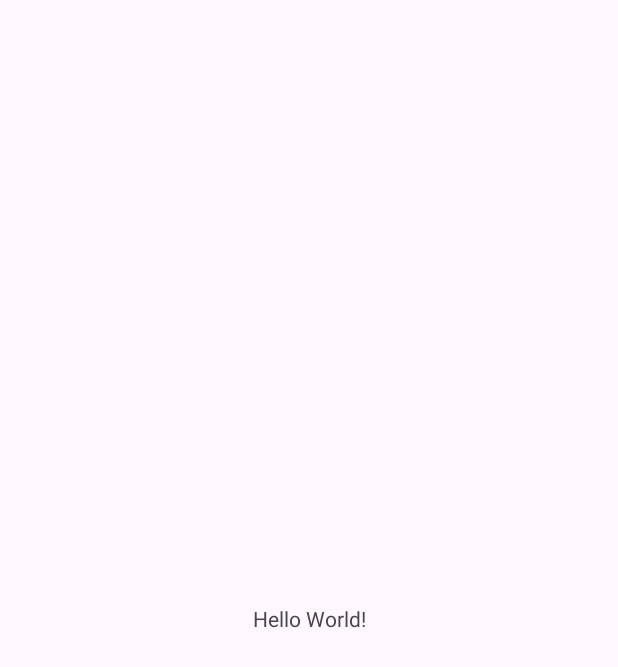
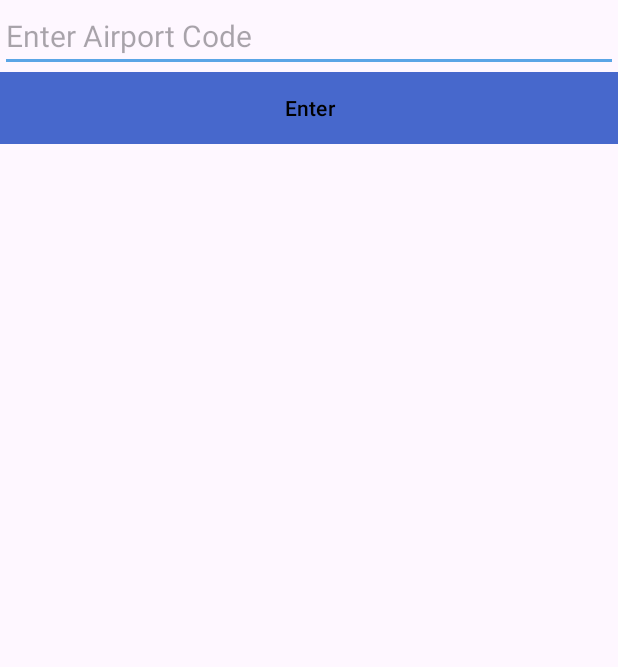
Before and after one commit to h-okay/CST2335-Final-Project-Submission, an Android app: the screen it shows after launch (MainActivity), on a phone screen of 412 x 824 dp. Before the commit the part shown is almost empty. Shown: the top 667 px of the screen. Run offline under Robolectric (Android 15) with nearby library versions, the phone set to English and light mode, and no system bars.

Commit message:
Update gradle file, set up basic layout

```diff
--- a/app/src/main/res/layout/activity_main.xml
+++ b/app/src/main/res/layout/activity_main.xml
@@ -1,18 +1,40 @@
 <?xml version="1.0" encoding="utf-8"?>
-<androidx.constraintlayout.widget.ConstraintLayout xmlns:android="http://schemas.android.com/apk/res/android"
+<!-- activity_main.xml -->
+<LinearLayout xmlns:android="http://schemas.android.com/apk/res/android"
     xmlns:app="http://schemas.android.com/apk/res-auto"
     xmlns:tools="http://schemas.android.com/tools"
     android:layout_width="match_parent"
     android:layout_height="match_parent"
-    tools:context=".MainActivity">
+    android:orientation="vertical">
 
-    <TextView
-        android:layout_width="wrap_content"
+    <!-- EditText for entering the airport code -->
+    <EditText
+        android:id="@+id/typeAirportCode"
+        android:layout_width="match_parent"
         android:layout_height="wrap_content"
-        android:text="Hello World!"
-        app:layout_constraintBottom_toBottomOf="parent"
-        app:layout_constraintEnd_toEndOf="parent"
-        app:layout_constraintStart_toStartOf="parent"
-        app:layout_constraintTop_toTopOf="parent" />
+        android:hint="@string/enter_airport_code"
+        android:textSize="20sp"
+        android:textColor="@color/black"
+        android:inputType="text"
+        android:autofillHints="aiport code"/>
 
-</androidx.constraintlayout.widget.ConstraintLayout>
+    <!-- RecyclerView to display flight list -->
+    <Button
+        android:id="@+id/enterButton"
+        android:layout_width="match_parent"
+        android:layout_height="wrap_content"
+        android:text="@string/enter"
+        android:textColor="@color/black"
+        android:background="@color/my_secondary"
+        />
+
+    <androidx.recyclerview.widget.RecyclerView
+        android:id="@+id/recyclerView"
+        android:layout_width="match_parent"
+        android:layout_height="639dp"
+        android:scrollbars="vertical"
+        android:textSize="13sp">
+
+    </androidx.recyclerview.widget.RecyclerView>
+
+</LinearLayout>
--- a/app/src/main/res/values/colors.xml
+++ b/app/src/main/res/values/colors.xml
@@ -1,5 +1,9 @@
 <?xml version="1.0" encoding="utf-8"?>
 <resources>
+    <color name="my_primary">#4768CC</color>
+    <color name="my_secondary">#5AA5E6</color>
+    <color name="my_statusbar">#3F51B5</color>
+    <color name="my_text">#3F51B5</color>
     <color name="black">#FF000000</color>
     <color name="white">#FFFFFFFF</color>
 </resources>
--- a/app/src/main/res/values/strings.xml
+++ b/app/src/main/res/values/strings.xml
@@ -1,3 +1,10 @@
 <resources>
-    <string name="app_name">CST2335-FinalProject</string>
+<!--    <string name="app_name">CST2335-FinalProject</string>-->
+    <string name="app_name">Aviation Stack Flight Tracker</string>
+    <string name="enter_airport_code">Enter Airport Code</string>
+    <string name="enter">Enter</string>
+    <string name="destination">Destination:</string>
+    <string name="terminal">Terminal:</string>
+    <string name="gate">Gate:</string>
+    <string name="delay">Delay:</string>
 </resources>
--- a/app/src/main/res/values/themes.xml
+++ b/app/src/main/res/values/themes.xml
@@ -1,8 +1,13 @@
 <resources xmlns:tools="http://schemas.android.com/tools">
     <!-- Base application theme. -->
-    <style name="Base.Theme.CST2335FinalProject" parent="Theme.Material3.DayNight.NoActionBar">
-        <!-- Customize your light theme here. -->
-        <!-- <item name="colorPrimary">@color/my_light_primary</item> -->
+    <style name="Base.Theme.CST2335FinalProject" parent="Theme.Material3.DayNight.NoActionBar"> // no action bar on the top
+
+        <item name="colorPrimary">@color/my_primary</item>
+        <item name="colorSecondary">@color/my_secondary</item>
+        <!-- Status bar color -->
+        <item name="android:statusBarColor">@color/my_statusbar</item>
+        <item name="android:textColor">@color/my_text</item>
+
     </style>
 
     <style name="Theme.CST2335FinalProject" parent="Base.Theme.CST2335FinalProject" />
```
Also changed, not shown: app/build.gradle (+34 -1 lines), app/src/main/AndroidManifest.xml (+7 -0 lines), app/src/main/res/layout/flight_list.xml (added, +49 -0 lines), app/src/main/res/drawable/flight.png (added).
